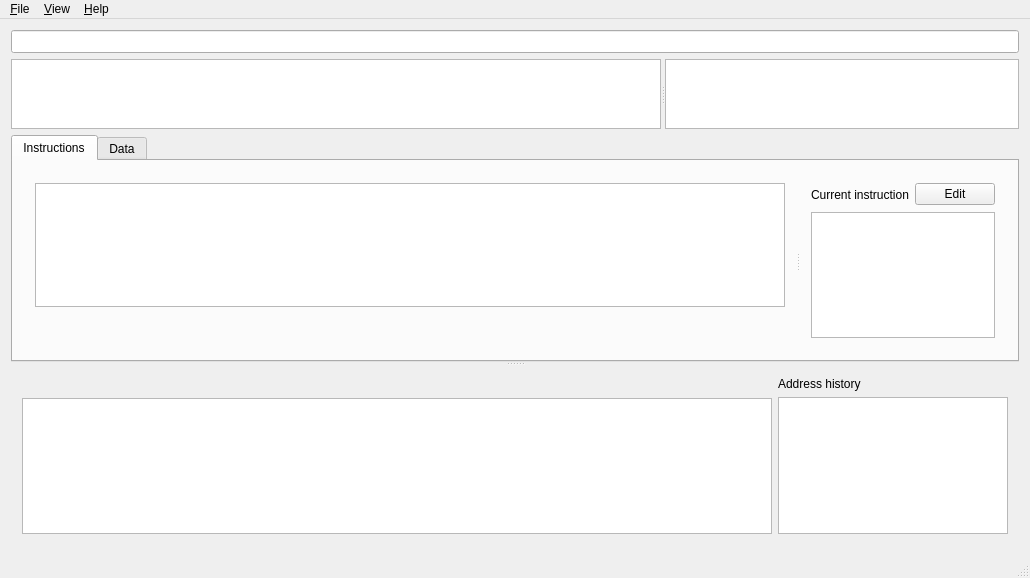
Qt form src/qt/emilpro/mainwindow.ui (SimonKagstrom/emilpro) before a commit.
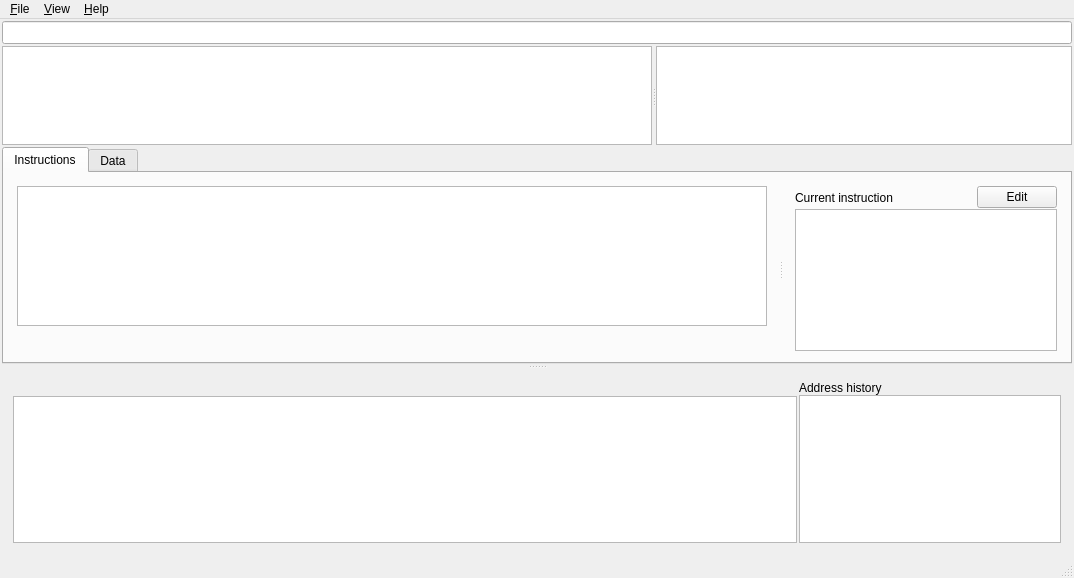
The same form after that commit.

Commit message: qt gui: Reduce borders everywhere, align address history/insn descr

What changed in the file:
```diff
--- a/src/qt/emilpro/mainwindow.ui
+++ b/src/qt/emilpro/mainwindow.ui
@@ -21,8 +21,17 @@
   </property>
   <widget class="QWidget" name="centralWidget">
    <layout class="QGridLayout" name="gridLayout">
+    <property name="margin">
+     <number>2</number>
+    </property>
+    <property name="spacing">
+     <number>2</number>
+    </property>
     <item row="0" column="0">
      <layout class="QVBoxLayout" name="verticalLayout">
+      <property name="spacing">
+       <number>2</number>
+      </property>
       <item>
        <widget class="QLineEdit" name="locationLineEdit">
         <property name="font">
@@ -107,6 +116,9 @@
       <property name="orientation">
        <enum>Qt::Vertical</enum>
       </property>
+      <property name="handleWidth">
+       <number>6</number>
+      </property>
       <widget class="QTabWidget" name="tabWidget">
        <property name="currentIndex">
         <number>0</number>
@@ -116,13 +128,34 @@
          <string>Instructions</string>
         </attribute>
         <layout class="QGridLayout" name="gridLayout_3">
+         <property name="leftMargin">
+          <number>2</number>
+         </property>
+         <property name="topMargin">
+          <number>2</number>
+         </property>
+         <property name="rightMargin">
+          <number>2</number>
+         </property>
+         <property name="bottomMargin">
+          <number>0</number>
+         </property>
+         <property name="spacing">
+          <number>2</number>
+         </property>
          <item row="0" column="0">
           <widget class="QSplitter" name="splitter_2">
            <property name="orientation">
             <enum>Qt::Horizontal</enum>
            </property>
+           <property name="handleWidth">
+            <number>6</number>
+           </property>
            <widget class="QWidget" name="layoutWidget">
             <layout class="QVBoxLayout" name="verticalLayout_6">
+             <property name="spacing">
+              <number>0</number>
+             </property>
              <item>
               <widget class="QTableView" name="instructionTableView">
                <property name="minimumSize">
@@ -181,8 +214,14 @@
            </widget>
            <widget class="QWidget" name="layoutWidget2">
             <layout class="QVBoxLayout" name="verticalLayout_2">
+             <property name="spacing">
+              <number>0</number>
+             </property>
              <item>
               <layout class="QHBoxLayout" name="horizontalLayout">
+               <property name="spacing">
+                <number>2</number>
+               </property>
                <item>
                 <widget class="QLabel" name="currentInstructionLabel">
                  <property name="text">
@@ -213,7 +252,14 @@
               </layout>
              </item>
              <item>
-              <widget class="QTextEdit" name="instructionTextEdit"/>
+              <widget class="QTextEdit" name="instructionTextEdit">
+               <property name="minimumSize">
+                <size>
+                 <width>262</width>
+                 <height>0</height>
+                </size>
+               </property>
+              </widget>
              </item>
             </layout>
            </widget>
@@ -235,10 +281,16 @@
         </layout>
        </widget>
       </widget>
-      <widget class="QWidget" name="">
+      <widget class="QWidget" name="layoutWidget">
        <layout class="QHBoxLayout" name="horizontalLayout_2">
+        <property name="spacing">
+         <number>2</number>
+        </property>
         <item>
          <layout class="QVBoxLayout" name="verticalLayout_4">
+          <property name="spacing">
+           <number>0</number>
+          </property>
           <item>
            <widget class="QLabel" name="sourceTextLabel">
             <property name="font">
@@ -276,6 +328,9 @@
         </item>
         <item>
          <layout class="QVBoxLayout" name="verticalLayout_3">
+          <property name="spacing">
+           <number>0</number>
+          </property>
           <item>
            <widget class="QLabel" name="addressHistoryLabel">
             <property name="text">
@@ -285,6 +340,18 @@
           </item>
           <item>
            <widget class="QListView" name="addressHistoryListView">
+            <property name="sizePolicy">
+             <sizepolicy hsizetype="Minimum" vsizetype="Expanding">
+              <horstretch>0</horstretch>
+              <verstretch>0</verstretch>
+             </sizepolicy>
+            </property>
+            <property name="minimumSize">
+             <size>
+              <width>262</width>
+              <height>0</height>
+             </size>
+            </property>
             <property name="font">
              <font>
               <family>Monospace</family>
```
